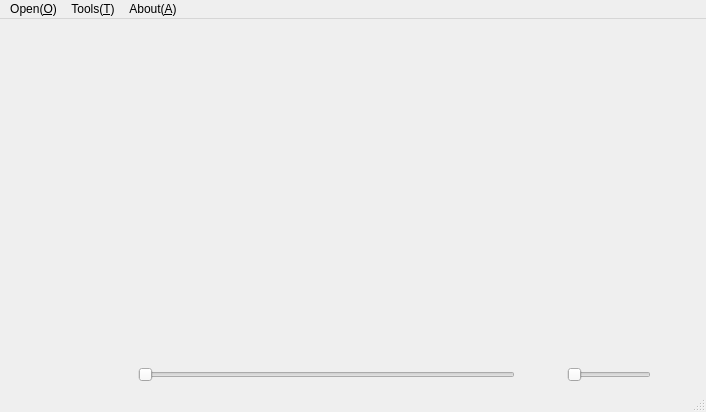
The window that src/classicplayer.ui (coslyk/moonplayer) describes before a commit, drawn with Qt 5.
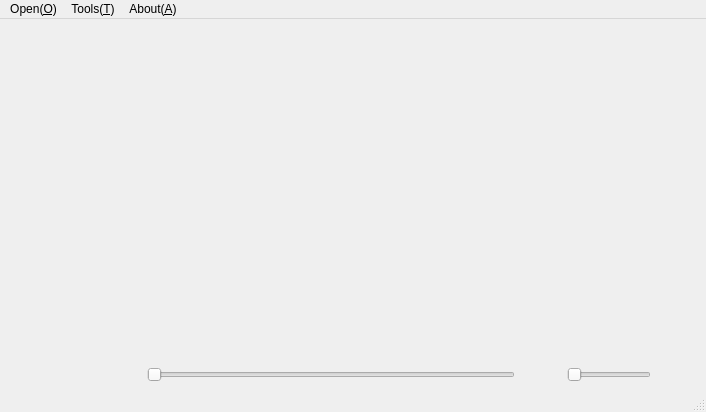
The same window after the commit. Icons and pictures are not drawn.

Patch:
```diff
--- a/src/classicplayer.ui
+++ b/src/classicplayer.ui
@@ -43,9 +43,6 @@
     <item>
      <widget class="QWidget" name="toolbar" native="true">
       <layout class="QHBoxLayout" name="toolbarLayout" stretch="0,0,0,1,0,0,0">
-       <property name="leftMargin">
-        <number>0</number>
-       </property>
        <property name="topMargin">
         <number>4</number>
        </property>
```
Left out of the diff: 2 changed lines with no effect on the pictures.
